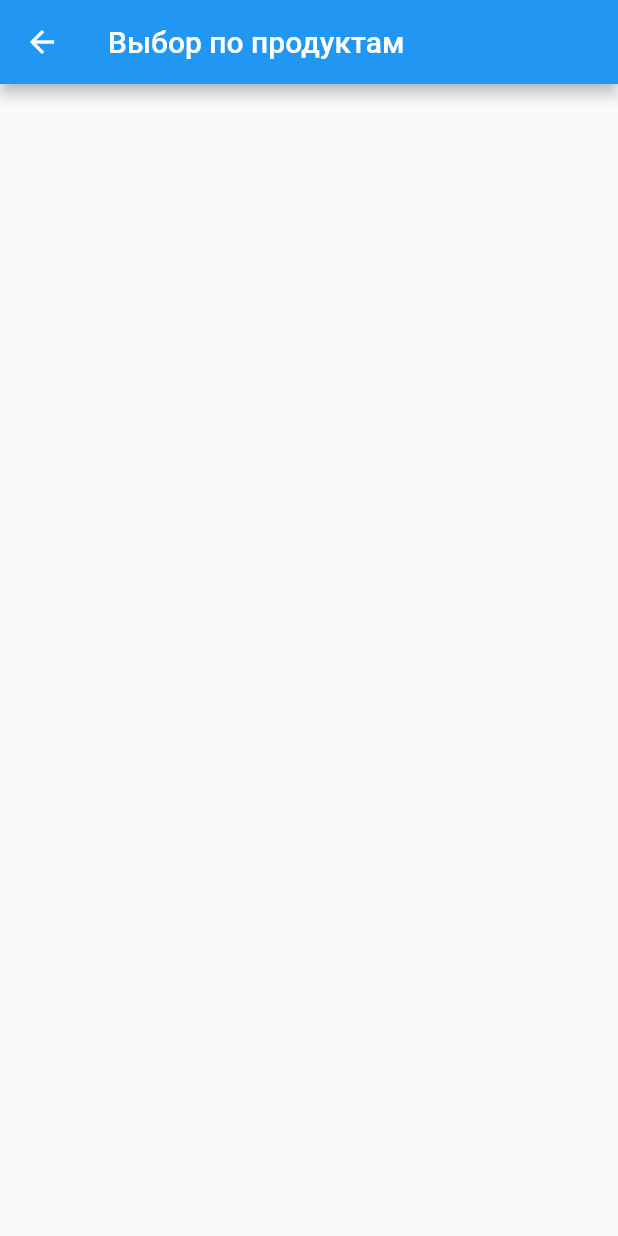
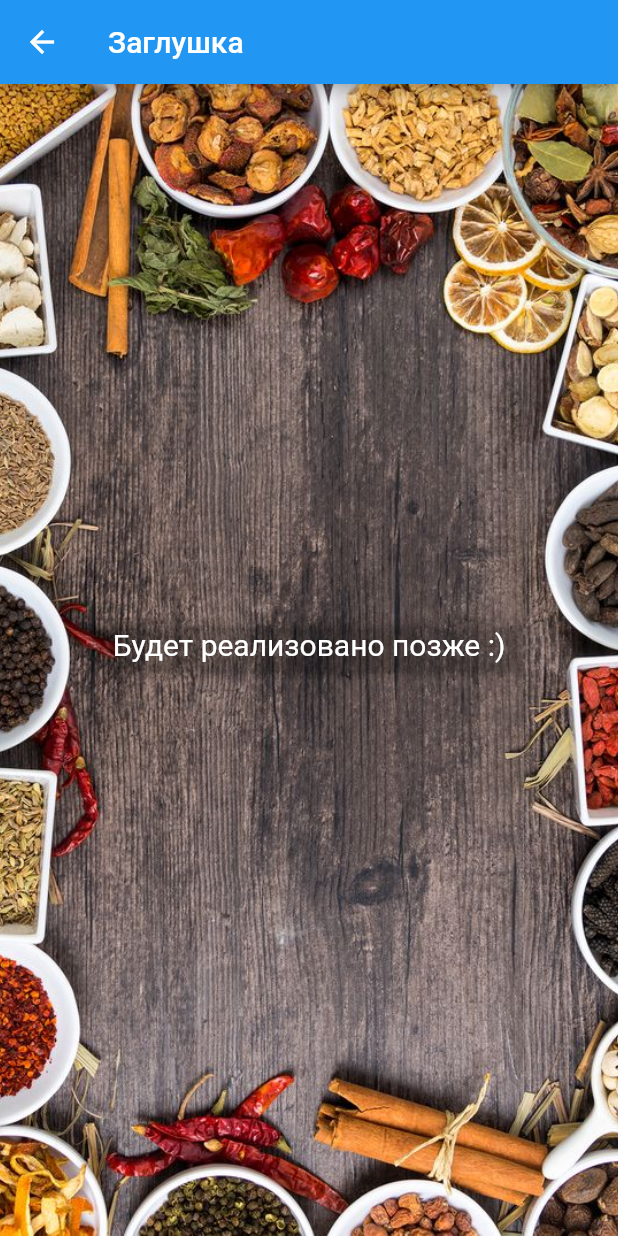
Before and after one commit to ekaterina432/JustChoose, a Flutter app: the Home screen opened by its route, after a tap on "Выбор по продуктам", on a phone screen of 412 x 824 dp. Run offline on Flutter 3.47's test engine with Material 2 defaults, Android fonts, the phone set to English and light mode, and no system bars; our stand-ins replace sliding_up_panel, tab_indicator_styler; missing offline and left inert: duration.

Commit message:
Добавлены заглушки

```diff
--- /dev/null
+++ b/lib/categories/plug.dart
@@ -0,0 +1,51 @@
+import 'package:flutter/material.dart';
+
+class Plug extends StatefulWidget{
+  const Plug({Key? key}) : super(key: key);
+  @override
+  _PlugState createState() => _PlugState();
+}
+class _PlugState extends State<Plug>{
+
+  @override
+  Widget build(BuildContext context) {
+    return Scaffold(
+      appBar:
+      AppBar(
+        title: const Text("Заглушка"),
+      ),
+      body: SafeArea(
+          child:Stack(
+              children: <Widget>[
+                Container(
+                  decoration: const BoxDecoration(
+                    image:  DecorationImage(image: AssetImage("assets/background.jpg"),
+                      fit: BoxFit.cover,),
+                  ),
+                ),
+                Center(
+                    child:
+                    Column(
+                        mainAxisAlignment: MainAxisAlignment.center,
+                        crossAxisAlignment: CrossAxisAlignment.center,
+                        children:[
+
+                          ElevatedButton(onPressed: (){
+                            Navigator.pushNamed(context, '/no');
+                          },
+                              style: ButtonStyle(
+                                  backgroundColor: MaterialStateProperty.all(Colors.transparent),
+                                  textStyle: MaterialStateProperty.all( const TextStyle(fontSize: 20))),
+                              child: const Text("Будет реализовано позже :)", style: TextStyle(
+                                  fontSize: 20,
+                                  color: Colors.white))),
+                          const Padding(padding: EdgeInsets.only(top:20),)
+                        ]
+                    )
+                )
+              ]
+          )
+      ),
+    );
+  }
+}
--- a/lib/main.dart
+++ b/lib/main.dart
@@ -13,6 +13,8 @@ import 'package:flutproj2/categories/fried_meat.dart';
 import 'package:flutproj2/categories/baked.dart';
 import 'package:flutproj2/categories/category.dart';
 import 'package:flutproj2/categories/category_page.dart';
+import 'package:flutproj2/categories/plug_page.dart';
+import 'package:flutproj2/categories/plug.dart';
 
 
 void main() => runApp(
@@ -29,7 +31,7 @@ void main() => runApp(
         '/favorites':(context) => FavoritesPage(),
         '/friedState':(context) => FriedMeat(),
         '/baked':(context) => Baked(),
-
+        '/plug':(context) => Plug(),
       },
     )
   )
--- a/lib/pages/Home.dart
+++ b/lib/pages/Home.dart
@@ -45,7 +45,7 @@ class Home extends StatelessWidget {
                                     color: Colors.white))),
                             const Padding(padding: EdgeInsets.only(top:20),),
                             ElevatedButton(onPressed: (){
-                              Navigator.pushNamed(context, '/home_product');
+                              Navigator.pushNamed(context, '/plug');
                               },
                                 style: ButtonStyle(
                                 backgroundColor: MaterialStateProperty.all(Colors.grey),
```
Also changed, not shown: lib/categories/category.dart (+6 -3 lines), lib/categories/plug_page.dart (added, +23 -0 lines), 1 other file.
